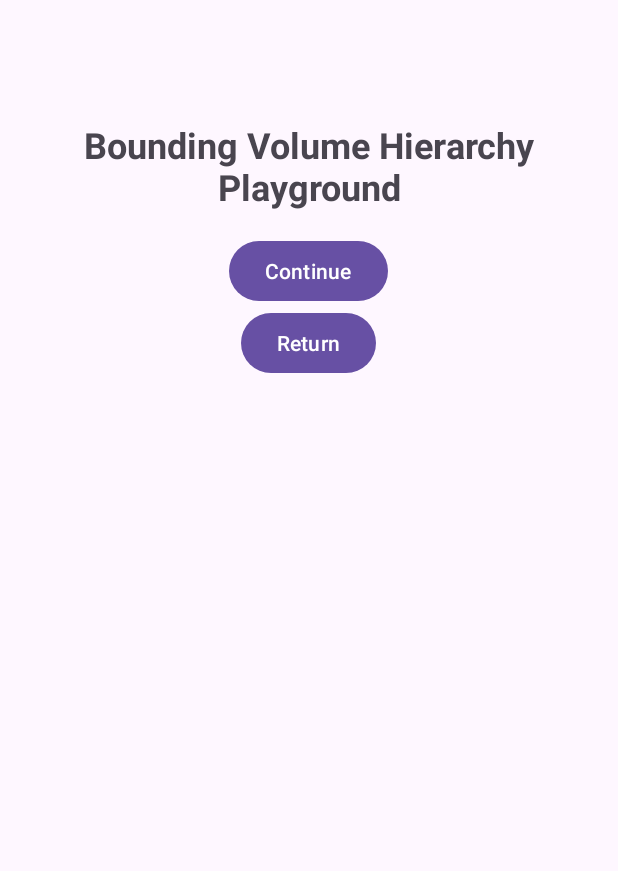
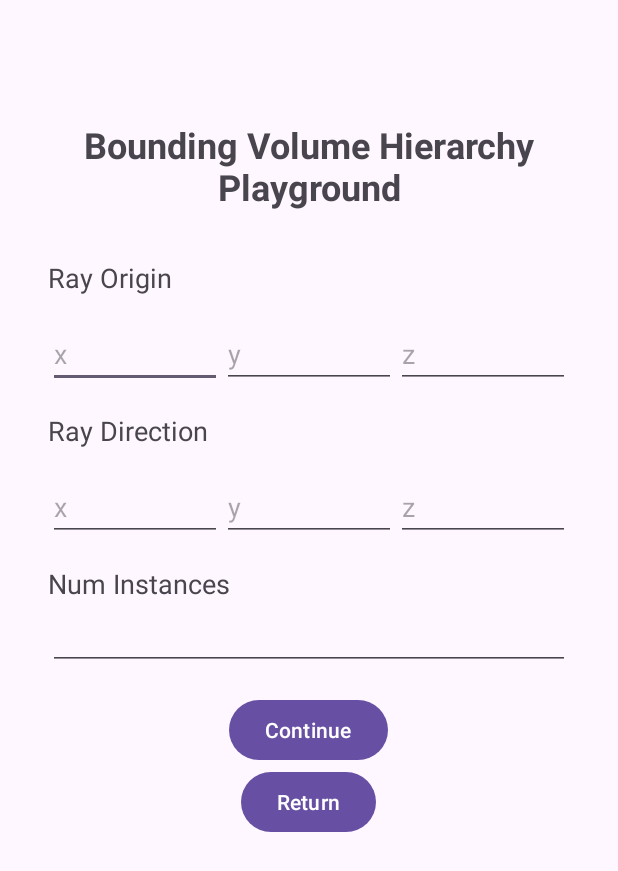
Before and after one commit to HuynhNguyenPhuc/OpenGL, an Android app: the Mode4Activity screen opened directly, with no data from a screen before it, on a phone screen of 412 x 824 dp. Shown: the top 871 px of the screen. Run offline under Robolectric (Android 15) with nearby library versions, the phone set to English and light mode, and no system bars.

Commit message:
Fix demo issue

```diff
--- a/app/src/main/res/layout/activity_mode4.xml
+++ b/app/src/main/res/layout/activity_mode4.xml
@@ -19,19 +19,120 @@
             android:textSize="24sp"
             android:textStyle="bold"
             android:gravity="center"
-            android:layout_centerHorizontal="true"
+            android:layout_gravity="center_horizontal"
             android:layout_marginTop="48dp"
             android:layout_marginBottom="16dp"
-            tools:ignore="HardcodedText,ObsoleteLayoutParam" />
+            tools:ignore="HardcodedText" />
+
+        <TextView
+            android:layout_width="wrap_content"
+            android:layout_height="wrap_content"
+            android:text="Ray Origin"
+            android:textSize="18sp"
+            android:layout_marginTop="16dp"
+            tools:ignore="HardcodedText" />
+
+        <LinearLayout
+            android:layout_width="match_parent"
+            android:layout_height="wrap_content"
+            android:orientation="horizontal"
+            android:gravity="center"
+            android:layout_marginTop="16dp">
+
+            <EditText
+                android:id="@+id/ray_origin_x"
+                android:layout_width="0dp"
+                android:layout_height="wrap_content"
+                android:layout_weight="1"
+                android:hint="x"
+                android:inputType="numberSigned|numberDecimal"
+                tools:ignore="Autofill,DuplicateSpeakableTextCheck,HardcodedText,TouchTargetSizeCheck,VisualLintTextFieldSize" />
+
+            <EditText
+                android:id="@+id/ray_origin_y"
+                android:layout_width="0dp"
+                android:layout_height="wrap_content"
+                android:layout_weight="1"
+                android:hint="y"
+                android:inputType="numberSigned|numberDecimal"
+                tools:ignore="Autofill,DuplicateSpeakableTextCheck,HardcodedText,TouchTargetSizeCheck,VisualLintTextFieldSize" />
+
+            <EditText
+                android:id="@+id/ray_origin_z"
+                android:layout_width="0dp"
+                android:layout_height="wrap_content"
+                android:layout_weight="1"
+                android:hint="z"
+                android:inputType="numberSigned|numberDecimal"
+                tools:ignore="Autofill,DuplicateSpeakableTextCheck,HardcodedText,TouchTargetSizeCheck,VisualLintTextFieldSize" />
+        </LinearLayout>
+
+        <TextView
+            android:layout_width="wrap_content"
+            android:layout_height="wrap_content"
+            android:text="Ray Direction"
+            android:textSize="18sp"
+            android:layout_marginTop="16dp"
+            tools:ignore="HardcodedText" />
+
+        <LinearLayout
+            android:layout_width="match_parent"
+            android:layout_height="wrap_content"
+            android:orientation="horizontal"
+            android:gravity="center"
+            android:layout_marginTop="16dp">
+
+            <EditText
+                android:id="@+id/ray_direction_x"
+                android:layout_width="0dp"
+                android:layout_height="wrap_content"
+                android:layout_weight="1"
+                android:hint="x"
+                android:inputType="numberSigned|numberDecimal"
+                tools:ignore="Autofill,HardcodedText,TouchTargetSizeCheck,VisualLintTextFieldSize" />
+
+            <EditText
+                android:id="@+id/ray_direction_y"
+                android:layout_width="0dp"
+                android:layout_height="wrap_content"
+                android:layout_weight="1"
+                android:hint="y"
+                android:inputType="numberSigned|numberDecimal"
+                tools:ignore="Autofill,HardcodedText,TouchTargetSizeCheck,VisualLintTextFieldSize" />
+
+            <EditText
+                android:id="@+id/ray_direction_z"
+                android:layout_width="0dp"
+                android:layout_height="wrap_content"
+                android:layout_weight="1"
+                android:hint="z"
+                android:inputType="numberSigned|numberDecimal"
+                tools:ignore="Autofill,HardcodedText,TouchTargetSizeCheck,VisualLintTextFieldSize" />
+        </LinearLayout>
+
+        <TextView
+            android:layout_width="wrap_content"
+            android:layout_height="wrap_content"
+            android:text="Num Instances"
+            android:textSize="18sp"
+            android:layout_marginTop="16dp"
+            tools:ignore="HardcodedText" />
+
+        <EditText
+            android:id="@+id/num_instances"
+            android:layout_width="match_parent"
+            android:layout_height="wrap_content"
+            android:hint=""
+            android:inputType="number"
+            tools:ignore="Autofill,DuplicateSpeakableTextCheck,HardcodedText,LabelFor,SpeakableTextPresentCheck,TouchTargetSizeCheck,VisualLintTextFieldSize" />
 
         <LinearLayout
             android:layout_width="match_parent"
             android:layout_height="wrap_content"
             android:orientation="vertical"
             android:gravity="center"
-            android:layout_centerInParent="true"
-            tools:ignore="ObsoleteLayoutParam">
-            <!-- Submit button -->
+            android:layout_marginTop="16dp">
+
             <Button
                 android:id="@+id/submit_button"
                 android:layout_width="wrap_content"
@@ -39,7 +140,6 @@
                 android:text="Continue"
                 tools:ignore="ButtonStyle,HardcodedText" />
 
-            <!-- Return button -->
             <Button
                 android:id="@+id/return_button"
                 android:layout_width="wrap_content"
```
